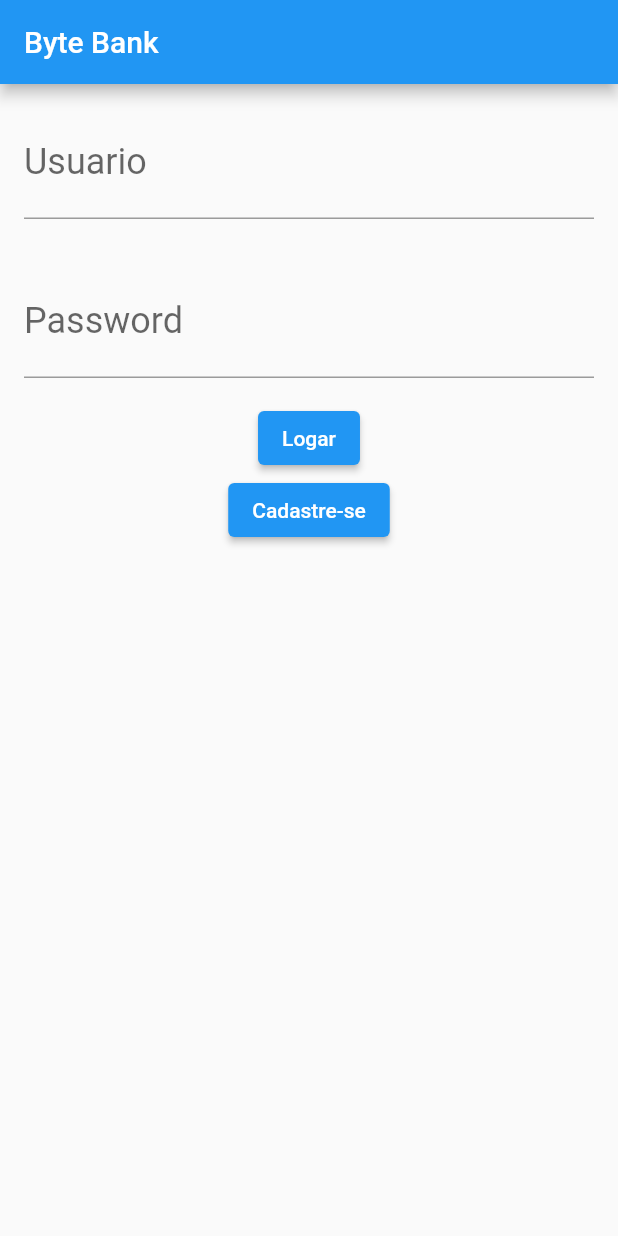
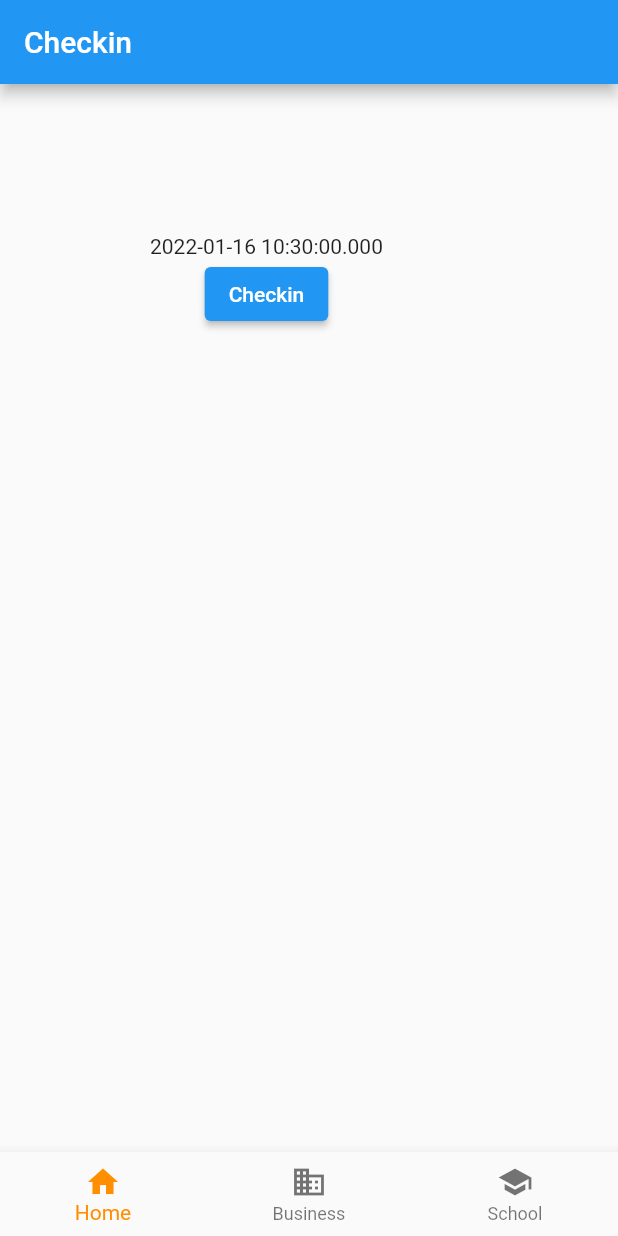
Before and after one commit to felipegarciamf/flutter-bytebank, a Flutter app: the screen it shows after launch, on a phone screen of 412 x 824 dp. Run offline on Flutter 3.47's test engine with Material 2 defaults, Android fonts, the phone set to English and light mode, and no system bars.

```diff
--- a/lib/br/com/bytebank/main.dart
+++ b/lib/br/com/bytebank/main.dart
@@ -1,5 +1,8 @@
-import 'package:bytebank/br/com/bytebank/view/screens/cadastroUsuario/CadastroView.dart';
+import 'package:bytebank/br/com/bytebank/view/screens/cadastroUsuario/FormularioCadastroView.dart';
+import 'package:bytebank/br/com/bytebank/view/screens/checkin/CheckinView.dart';
+import 'package:bytebank/br/com/bytebank/view/screens/checkin/ListaDeCheckinView.dart';
 import 'package:bytebank/br/com/bytebank/view/screens/login/LoginView.dart';
+import 'package:bytebank/br/com/bytebank/view/screens/transferencia/FormularioTransferenciaView.dart';
 import 'package:bytebank/br/com/bytebank/viewmodel/login/LoginViewModel.dart';
 import 'package:flutter/material.dart';
 
@@ -10,10 +13,67 @@ void main() => runApp(
 class ByteBankApp extends StatelessWidget {
   @override
   Widget build(BuildContext context) {
-    return MaterialApp(
+    return const MaterialApp(
       home: Scaffold(
-        body: LoginView(),
+        body: HomeView(),
       ),
     );
   }
 }
+
+
+class HomeView extends StatefulWidget {
+  const HomeView({Key? key}) : super(key: key);
+
+  @override
+  State<HomeView> createState() => _HomeViewState();
+}
+
+class _HomeViewState extends State<HomeView> {
+  int _selectedIndex = 0;
+  static const TextStyle optionStyle =
+  TextStyle(fontSize: 30, fontWeight: FontWeight.bold);
+  static  final List<Widget> _widgetOptions = <Widget>[
+    CheckinView()
+    ,
+    ListaDeCheckinView(),
+    const Text(
+      'Index 2: School',
+      style: optionStyle,
+    ),
+  ];
+
+  void _onItemTapped(int index) {
+    setState(() {
+      _selectedIndex = index;
+    });
+  }
+
+  @override
+  Widget build(BuildContext context) {
+    return Scaffold(
+      body: Center(
+        child: _widgetOptions.elementAt(_selectedIndex),
+      ),
+      bottomNavigationBar: BottomNavigationBar(
+        items: const <BottomNavigationBarItem>[
+          BottomNavigationBarItem(
+            icon: Icon(Icons.home),
+            label: 'Home',
+          ),
+          BottomNavigationBarItem(
+            icon: Icon(Icons.business),
+            label: 'Business',
+          ),
+          BottomNavigationBarItem(
+            icon: Icon(Icons.school),
+            label: 'School',
+          ),
+        ],
+        currentIndex: _selectedIndex,
+        selectedItemColor: Colors.amber[800],
+        onTap: _onItemTapped,
+      ),
+    );
+  }
+}
--- /dev/null
+++ b/lib/br/com/bytebank/model/HoraCheckin.dart
@@ -0,0 +1,11 @@
+class HoraCheckin {
+
+  final String dataHora;
+
+  HoraCheckin(this.dataHora);
+
+  @override
+  String toString() {
+    return 'HoraCheckin{dataHora: $dataHora}';
+  }
+}
--- /dev/null
+++ b/lib/br/com/bytebank/view/screens/checkin/CheckinView.dart
@@ -0,0 +1,33 @@
+import 'package:bytebank/br/com/bytebank/model/HoraCheckin.dart';
+import 'package:flutter/cupertino.dart';
+import 'package:flutter/material.dart';
+
+class CheckinView extends StatelessWidget {
+  final DateTime data = DateTime.now();
+
+  @override
+  Widget build(BuildContext context) {
+    return Scaffold(
+      appBar: AppBar(
+        title: Text("Checkin"),
+      ),
+      body: Padding(
+        padding: const EdgeInsets.all(100.0),
+        child: Column(
+          children: [
+            Text(
+              data.toString(),
+            ),
+            ElevatedButton(
+                onPressed: () {
+                  debugPrint(data.toString());
+                  final checkinHora = HoraCheckin(data.toString());
+                  Navigator.pop(context, checkinHora);
+                },
+                child: Text("Checkin"))
+          ],
+        ),
+      ),
+    );
+  }
+}
--- a/lib/br/com/bytebank/view/screens/login/LoginView.dart
+++ b/lib/br/com/bytebank/view/screens/login/LoginView.dart
@@ -1,5 +1,5 @@
 import 'package:bytebank/br/com/bytebank/model/Usuario.dart';
-import 'package:bytebank/br/com/bytebank/view/screens/cadastroUsuario/CadastroView.dart';
+import 'package:bytebank/br/com/bytebank/view/screens/cadastroUsuario/FormularioCadastroView.dart';
 import 'package:bytebank/br/com/bytebank/view/widgets/Editor.dart';
 import 'package:bytebank/br/com/bytebank/view/screens/transferencia/ListaDeTransferenciaView.dart';
 import 'package:bytebank/br/com/bytebank/viewmodel/login/LoginViewModel.dart';
--- a/lib/br/com/bytebank/view/screens/transferencia/FormularioTransferenciaView.dart
+++ b/lib/br/com/bytebank/view/screens/transferencia/FormularioTransferenciaView.dart
@@ -5,13 +5,15 @@ import 'package:flutter/material.dart';
 
 import '../../widgets/Editor.dart';
 
-class FormularioTransferencia extends StatelessWidget {
+class FormularioTransferenciaView extends StatelessWidget {
   final TextEditingController _controladorCampoNumeroConta =
       TextEditingController();
   final TextEditingController _controladorCampoValor = TextEditingController();
 
   final FormularioTransferenciaViewModel formularioViewModel =
       FormularioTransferenciaViewModel();
+
+
 
   @override
   Widget build(BuildContext context) {
@@ -25,7 +27,7 @@ class FormularioTransferencia extends StatelessWidget {
             controlador: _controladorCampoNumeroConta,
             rotulo: "Número da Conta",
             dica: "0000",
-            tipoTeclado: TextInputType.number,
+            tipoTeclado: TextInputType.datetime,
           ),
           Editor(
             controlador: _controladorCampoValor,
--- a/lib/br/com/bytebank/view/screens/transferencia/ListaDeTransferenciaView.dart
+++ b/lib/br/com/bytebank/view/screens/transferencia/ListaDeTransferenciaView.dart
@@ -6,7 +6,7 @@ import 'package:flutter/material.dart';
 import 'FormularioTransferenciaView.dart';
 import '../../widgets/ItemTransferencia.dart';
 
-class ListaTransferencias extends StatefulWidget {
+class ListaTransferenciasView extends StatefulWidget {
   final List<Transferencia> _transferencias = [];
 
   @override
@@ -15,7 +15,7 @@ class ListaTransferencias extends StatefulWidget {
   }
 }
 
-class ListaTransferenciasState extends State<ListaTransferencias> {
+class ListaTransferenciasState extends State<ListaTransferenciasView> {
   @override
   Widget build(BuildContext context) {
     return Scaffold(
@@ -41,7 +41,7 @@ class ListaTransferenciasState extends State<ListaTransferencias> {
   void cadastraFormulario(BuildContext context) {
     final Future future =
         Navigator.push(context, MaterialPageRoute(builder: (context) {
-      return FormularioTransferencia();
+      return FormularioTransferenciaView();
     }));
     future.then((transferenciaRecebida) {
       Future.delayed(Duration(seconds: 1), () {
--- a/lib/br/com/bytebank/viewmodel/login/LoginViewModel.dart
+++ b/lib/br/com/bytebank/viewmodel/login/LoginViewModel.dart
@@ -1,5 +1,6 @@
 import 'package:bytebank/br/com/bytebank/model/Usuario.dart';
 import 'package:bytebank/br/com/bytebank/utils/Utils.dart';
+import 'package:bytebank/br/com/bytebank/view/screens/checkin/ListaDeCheckinView.dart';
 import 'package:bytebank/br/com/bytebank/view/screens/transferencia/ListaDeTransferenciaView.dart';
 import 'package:flutter/cupertino.dart';
 import 'package:flutter/material.dart';
@@ -17,7 +18,7 @@ class LoginViewModel {
       final login = Usuario(usuario, senha);
       if(login.usuario == "teste" && login.senha == "teste"){
         Navigator.push(context, MaterialPageRoute(builder: (context) {
-          return ListaTransferencias();
+          return ListaDeCheckinView();
         }));
       }
     }
```
Also changed, not shown: lib/br/com/bytebank/model/CadastroUsuario.dart (added, +19 -0 lines), lib/br/com/bytebank/view/screens/cadastroUsuario/FormularioCadastroView.dart (renamed from lib/br/com/bytebank/view/screens/cadastroUsuario/CadastroView.dart, +11 -8 lines), lib/br/com/bytebank/view/screens/checkin/ListaDeCheckinView.dart (added, +55 -0 lines), lib/br/com/bytebank/view/widgets/ItemCheckin.dart (added, +23 -0 lines), lib/br/com/bytebank/viewmodel/cadastroUsuario/FormularioCadastroViewModel.dart (added, +17 -0 lines).
